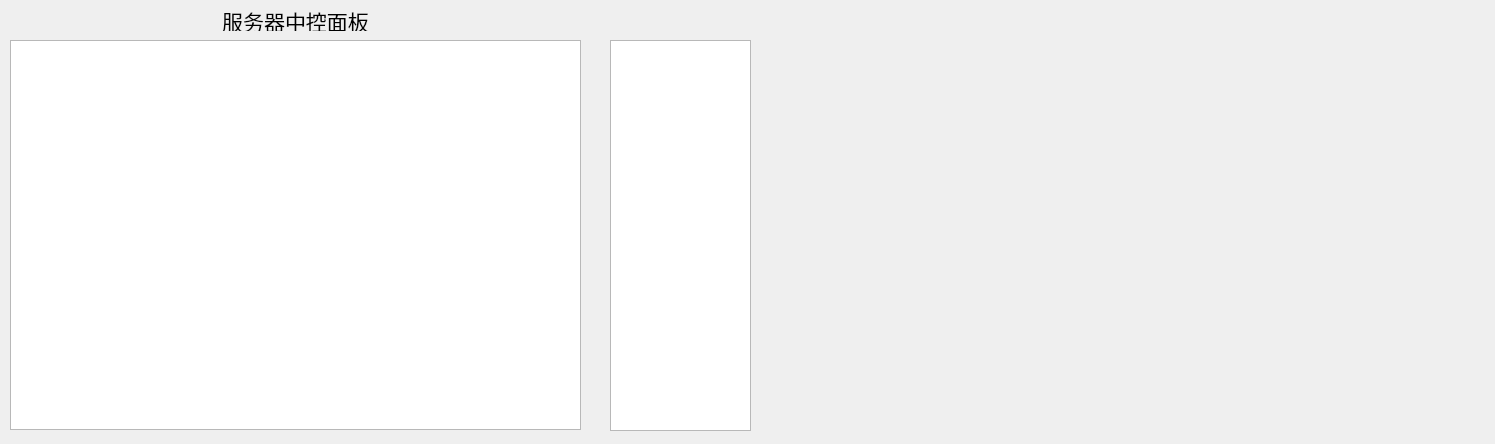
Qt form Server/ui/Server/ServerControler.ui (sAkuraOfficial/Chat) before a commit.
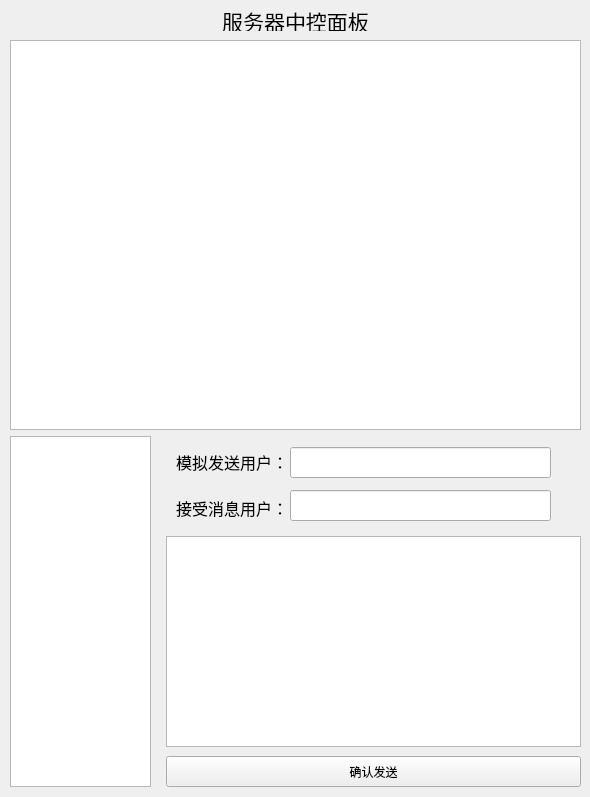
The same form after that commit.

```diff
--- a/Server/ui/Server/ServerControler.ui
+++ b/Server/ui/Server/ServerControler.ui
@@ -6,8 +6,8 @@
    <rect>
     <x>0</x>
     <y>0</y>
-    <width>1495</width>
-    <height>444</height>
+    <width>590</width>
+    <height>797</height>
    </rect>
   </property>
   <property name="windowTitle">
@@ -48,13 +48,92 @@
      <set>Qt::AlignmentFlag::AlignCenter</set>
     </property>
    </widget>
-   <widget class="QListWidget" name="listWidget">
+   <widget class="QListView" name="listView_userList">
     <property name="geometry">
      <rect>
-      <x>610</x>
-      <y>40</y>
+      <x>10</x>
+      <y>436</y>
       <width>141</width>
-      <height>391</height>
+      <height>351</height>
+     </rect>
+    </property>
+   </widget>
+   <widget class="QLabel" name="label_2">
+    <property name="geometry">
+     <rect>
+      <x>176</x>
+      <y>492</y>
+      <width>111</width>
+      <height>31</height>
+     </rect>
+    </property>
+    <property name="font">
+     <font>
+      <pointsize>12</pointsize>
+     </font>
+    </property>
+    <property name="text">
+     <string>接受消息用户：</string>
+    </property>
+   </widget>
+   <widget class="QTextEdit" name="textEdit_send_msg">
+    <property name="geometry">
+     <rect>
+      <x>166</x>
+      <y>536</y>
+      <width>415</width>
+      <height>211</height>
+     </rect>
+    </property>
+   </widget>
+   <widget class="QLabel" name="label_3">
+    <property name="geometry">
+     <rect>
+      <x>176</x>
+      <y>446</y>
+      <width>111</width>
+      <height>31</height>
+     </rect>
+    </property>
+    <property name="font">
+     <font>
+      <pointsize>12</pointsize>
+     </font>
+    </property>
+    <property name="text">
+     <string>模拟发送用户：</string>
+    </property>
+   </widget>
+   <widget class="QPushButton" name="pushButton_send_msg">
+    <property name="geometry">
+     <rect>
+      <x>166</x>
+      <y>756</y>
+      <width>415</width>
+      <height>31</height>
+     </rect>
+    </property>
+    <property name="text">
+     <string>确认发送</string>
+    </property>
+   </widget>
+   <widget class="QLineEdit" name="lineEdit_sender">
+    <property name="geometry">
+     <rect>
+      <x>290</x>
+      <y>447</y>
+      <width>261</width>
+      <height>31</height>
+     </rect>
+    </property>
+   </widget>
+   <widget class="QLineEdit" name="lineEdit_receiver">
+    <property name="geometry">
+     <rect>
+      <x>290</x>
+      <y>490</y>
+      <width>261</width>
+      <height>31</height>
      </rect>
     </property>
    </widget>
```
